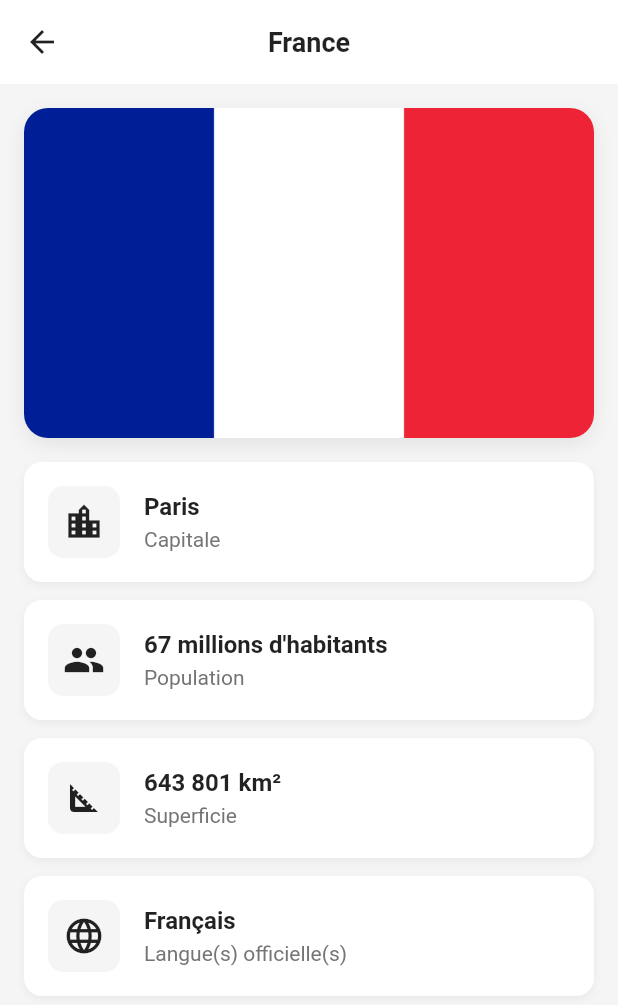
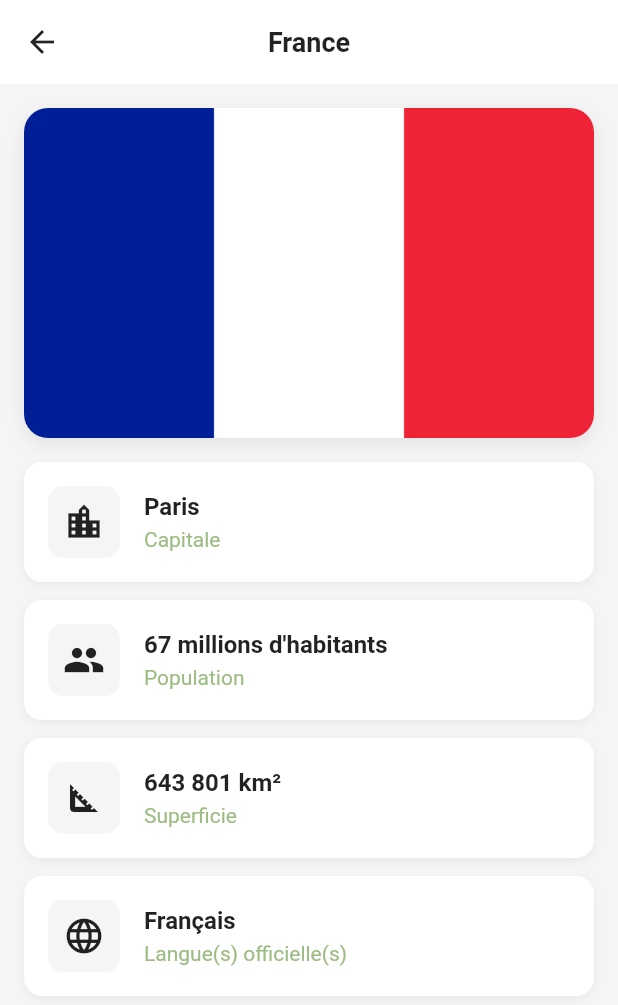
Before and after one commit to Ahmad1Missaoui/examan_Tp, a Flutter app: the CountryDetailPage screen opened directly with sample values from the repository, on a phone screen of 412 x 824 dp. Shown: the top 1005 px of the screen. Run offline on Flutter 3.47's test engine with Material 3 defaults, Android fonts, the phone set to English and light mode, and no system bars.

```diff
--- a/lib/pages/country_detail_page.dart
+++ b/lib/pages/country_detail_page.dart
@@ -158,7 +158,7 @@ class CountryDetailPage extends StatelessWidget {
                     title,
                     style: TextStyle(
                       fontSize: 14,
-                      color: Colors.grey[600],
+                      color: const Color.fromARGB(255, 157, 188, 131),
                       fontWeight: FontWeight.w400,
                     ),
                   ),
```
Also changed, not shown: assets/readmiescreen/details.png (added), assets/readmiescreen/home.png (added), assets/readmiescreen/listeofcountry.png (added), 1 other file.
